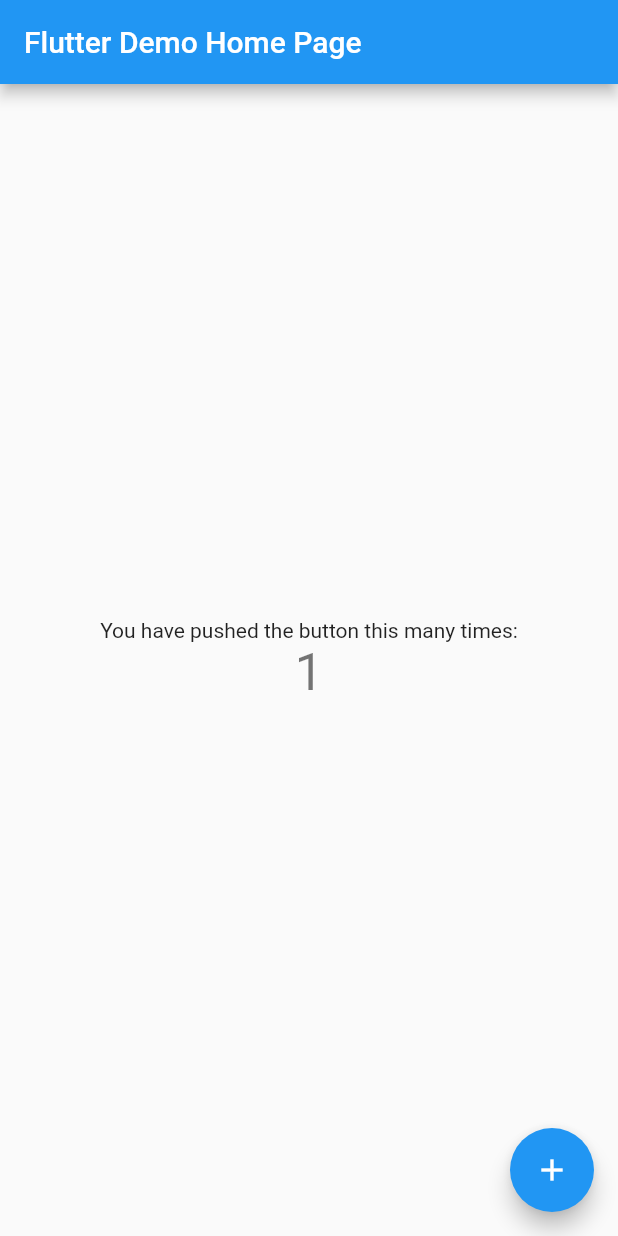
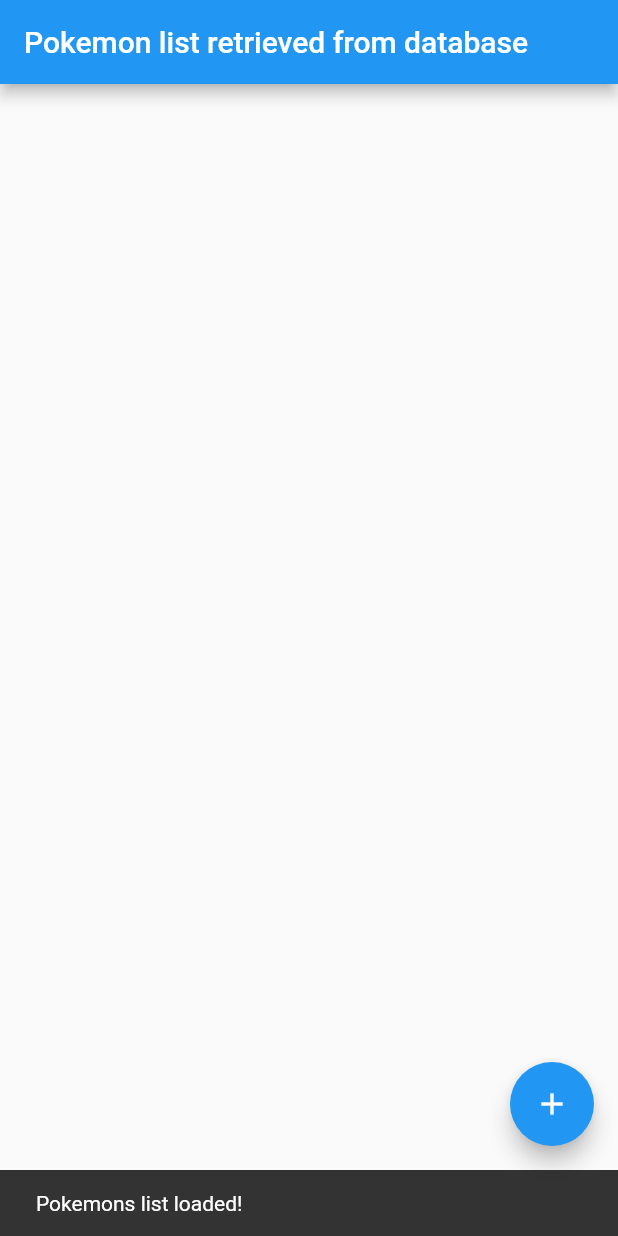
Before and after one commit to teoColomberotto/MA_AdvMoApp, a Flutter app: the MyHomePage screen opened directly, after a tap on the "add" icon, on a phone screen of 412 x 824 dp. Run offline on Flutter 3.47's test engine with Material 2 defaults, Android fonts, the phone set to English and light mode, and no system bars; our stand-ins replace bloc, cloud_firestore, equatable, firebase_core, flutter_bloc; accounts and stored records are empty.

Commit message:
retireve test pokemon list

```diff
--- a/quiz_app/lib/app.dart
+++ b/quiz_app/lib/app.dart
@@ -1,4 +1,6 @@
 import 'package:flutter/material.dart';
+
+import 'features/home/views/home_screen.dart';
 
 class MyApp extends StatelessWidget {
   const MyApp({super.key});
@@ -20,92 +22,7 @@ class MyApp extends StatelessWidget {
         // is not restarted.
         primarySwatch: Colors.blue,
       ),
-      home: const MyHomePage(title: 'Flutter Demo Home Page'),
+      home: const MyHomePage(title: 'Pokemon list retrieved from database'),
     );
   }
 }
-
-class MyHomePage extends StatefulWidget {
-  const MyHomePage({super.key, required this.title});
-
-  // This widget is the home page of your application. It is stateful, meaning
-  // that it has a State object (defined below) that contains fields that affect
-  // how it looks.
-
-  // This class is the configuration for the state. It holds the values (in this
-  // case the title) provided by the parent (in this case the App widget) and
-  // used by the build method of the State. Fields in a Widget subclass are
-  // always marked "final".
-
-  final String title;
-
-  @override
-  State<MyHomePage> createState() => _MyHomePageState();
-}
-
-class _MyHomePageState extends State<MyHomePage> {
-  int _counter = 0;
-
-  void _incrementCounter() {
-    setState(() {
-      // This call to setState tells the Flutter framework that something has
-      // changed in this State, which causes it to rerun the build method below
-      // so that the display can reflect the updated values. If we changed
-      // _counter without calling setState(), then the build method would not be
-      // called again, and so nothing would appear to happen.
-      _counter++;
-    });
-  }
-
-  @override
-  Widget build(BuildContext context) {
-    // This method is rerun every time setState is called, for instance as done
-    // by the _incrementCounter method above.
-    //
-    // The Flutter framework has been optimized to make rerunning build methods
-    // fast, so that you can just rebuild anything that needs updating rather
-    // than having to individually change instances of widgets.
-    return Scaffold(
-      appBar: AppBar(
-        // Here we take the value from the MyHomePage object that was created by
-        // the App.build method, and use it to set our appbar title.
-        title: Text(widget.title),
-      ),
-      body: Center(
-        // Center is a layout widget. It takes a single child and positions it
-        // in the middle of the parent.
-        child: Column(
-          // Column is also a layout widget. It takes a list of children and
-          // arranges them vertically. By default, it sizes itself to fit its
-          // children horizontally, and tries to be as tall as its parent.
-          //
-          // Invoke "debug painting" (press "p" in the console, choose the
-          // "Toggle Debug Paint" action from the Flutter Inspector in Android
-          // Studio, or the "Toggle Debug Paint" command in Visual Studio Code)
-          // to see the wireframe for each widget.
-          //
-          // Column has various properties to control how it sizes itself and
-          // how it positions its children. Here we use mainAxisAlignment to
-          // center the children vertically; the main axis here is the vertical
-          // axis because Columns are vertical (the cross axis would be
-          // horizontal).
-          mainAxisAlignment: MainAxisAlignment.center,
-          children: <Widget>[
-            const Text(
-              'You have pushed the button this many times:',
-            ),
-            Text(
-              '$_counter',
-              style: Theme.of(context).textTheme.headlineMedium,
-            ),
-          ],
-        ),
-      ),
-      floatingActionButton: FloatingActionButton(
-        onPressed: _incrementCounter,
-        tooltip: 'Increment',
-        child: const Icon(Icons.add),
-      ), // This trailing comma makes auto-formatting nicer for build methods.
-    );
-  }
-}
--- a/quiz_app/lib/features/database/bloc/database_bloc.dart
+++ b/quiz_app/lib/features/database/bloc/database_bloc.dart
@@ -1,6 +1,7 @@
 import 'package:bloc/bloc.dart';
 import 'package:equatable/equatable.dart';
 
+import '../models/pokemon_model.dart';
 import '../repository/database_repository.dart';
 
 part 'database_event.dart';
@@ -9,8 +10,18 @@ part 'database_state.dart';
 class DatabaseBloc extends Bloc<DatabaseEvent, DatabaseState> {
   final DatabaseRepository _databaseRepository;
   DatabaseBloc(this._databaseRepository) : super(DatabaseInitial()) {
-    on<DatabaseEvent>((event, emit) {
-      // TODO: implement event handler
+    on<DatabaseEvent>((event, emit) async {
+      if (event is DatabaseGetPokemonsList) {
+        emit(const DatabaseLoading(message: 'Loading pokemons...'));
+
+        try {
+          List<Pokemon> pokemonList =
+              await _databaseRepository.getPokemonsList(limit: event.limit);
+          emit(DatabasePokemonsListLoaded(pokemons: pokemonList));
+        } catch (e) {
+          emit(DatabaseError());
+        }
+      }
     });
   }
 }
--- a/quiz_app/lib/features/database/bloc/database_event.dart
+++ b/quiz_app/lib/features/database/bloc/database_event.dart
@@ -6,3 +6,12 @@ abstract class DatabaseEvent extends Equatable {
   @override
   List<Object> get props => [];
 }
+
+class DatabaseGetPokemonsList extends DatabaseEvent {
+  final int limit;
+
+  const DatabaseGetPokemonsList({required this.limit});
+
+  @override
+  List<Object> get props => [limit];
+}
--- a/quiz_app/lib/features/database/bloc/database_state.dart
+++ b/quiz_app/lib/features/database/bloc/database_state.dart
@@ -8,3 +8,26 @@ abstract class DatabaseState extends Equatable {
 }
 
 class DatabaseInitial extends DatabaseState {}
+
+class DatabaseLoading extends DatabaseState {
+  final String message;
+
+  const DatabaseLoading({required this.message});
+
+  @override
+  List<Object> get props => [message];
+}
+
+class DatabaseError extends DatabaseState {
+  @override
+  List<Object> get props => [];
+}
+
+class DatabasePokemonsListLoaded extends DatabaseState {
+  final List<Pokemon> pokemons;
+
+  const DatabasePokemonsListLoaded({required this.pokemons});
+
+  @override
+  List<Object> get props => [pokemons];
+}
--- a/quiz_app/lib/features/database/models/pokemon_model.dart
+++ b/quiz_app/lib/features/database/models/pokemon_model.dart
@@ -1,3 +1,4 @@
+import 'package:cloud_firestore/cloud_firestore.dart';
 import 'package:equatable/equatable.dart';
 import 'package:flutter/material.dart';
 
@@ -15,12 +16,13 @@ class Pokemon extends Equatable {
   final int pokedexId;
   final Map answers;
 
-  factory Pokemon.fromJson(Map<String, dynamic> json) {
+  factory Pokemon.fromDocumentSnapshot(
+      DocumentSnapshot<Map<String, dynamic>> doc) {
     return Pokemon(
-      name: json['name'],
-      image: json['image'],
-      pokedexId: json['pokedexId'],
-      answers: json['answers'],
+      name: doc.data()!['name'],
+      image: doc.data()!['image'],
+      pokedexId: doc.data()!['pokedex_id'],
+      answers: doc.data()!['answers'],
     );
   }
 
--- a/quiz_app/lib/features/database/repository/database_repository.dart
+++ b/quiz_app/lib/features/database/repository/database_repository.dart
@@ -1,7 +1,16 @@
+import '../models/pokemon_model.dart';
 import '../service/database_service.dart';
 
 class DatabaseRepositoryImpl implements DatabaseRepository {
   DatabaseService service = DatabaseService();
+
+  @override
+  Future<List<Pokemon>> getPokemonsList({int limit = 151}) async {
+    List<Pokemon> pokemonList = await service.retrievePokemonList(limit);
+    return pokemonList;
+  }
 }
 
-abstract class DatabaseRepository {}
+abstract class DatabaseRepository {
+  Future<List<Pokemon>> getPokemonsList({int limit});
+}
--- a/quiz_app/lib/features/database/service/database_service.dart
+++ b/quiz_app/lib/features/database/service/database_service.dart
@@ -1,5 +1,21 @@
 import 'package:cloud_firestore/cloud_firestore.dart';
+
+import '../models/pokemon_model.dart';
 
 class DatabaseService {
   final FirebaseFirestore _db = FirebaseFirestore.instance;
+
+  Future<List<Pokemon>> retrievePokemonList(int listLength) async {
+    QuerySnapshot<Map<String, dynamic>> snapshot = await _db
+        .collection('pokemon')
+        .orderBy('pokedex_id')
+        .limit(listLength)
+        .get()
+        .catchError((e) => print("database service error: " + e));
+
+    List<Pokemon> pokemonsList = snapshot.docs
+        .map((docSnapshot) => Pokemon.fromDocumentSnapshot(docSnapshot))
+        .toList();
+    return pokemonsList;
+  }
 }
--- /dev/null
+++ b/quiz_app/lib/features/home/views/home_screen.dart
@@ -0,0 +1,53 @@
+import 'package:flutter/material.dart';
+import 'package:flutter_bloc/flutter_bloc.dart';
+
+import '../../database/bloc/database_bloc.dart';
+
+class MyHomePage extends StatelessWidget {
+  const MyHomePage({super.key, required this.title});
+  final String title;
+  static List<String> pokemons = [];
+
+  @override
+  Widget build(BuildContext context) {
+    return BlocConsumer<DatabaseBloc, DatabaseState>(
+      listener: (context, state) {
+        if (state is DatabasePokemonsListLoaded) {
+          pokemons = state.pokemons.map((e) => e.name).toList();
+          ScaffoldMessenger.of(context).showSnackBar(
+              const SnackBar(content: Text('Pokemons list loaded!')));
+        } else if (state is DatabaseInitial) {
+          context
+              .read<DatabaseBloc>()
+              .add(const DatabaseGetPokemonsList(limit: 15));
+        }
+      },
+      builder: (context, state) {
+        return Scaffold(
+          appBar: AppBar(
+            title: Text(title),
+          ),
+          body: Center(
+            child: ListView.builder(
+                padding: const EdgeInsets.all(8),
+                itemCount: pokemons.length,
+                itemBuilder: (BuildContext context, int index) {
+                  return Container(
+                    height: 50,
+                    color: Colors.lightBlue,
+                    child: Center(child: Text(pokemons[index])),
+                  );
+                }),
+          ),
+          floatingActionButton: FloatingActionButton(
+            onPressed: () => context
+                .read<DatabaseBloc>()
+                .add(const DatabaseGetPokemonsList(limit: 10)),
+            tooltip: 'Get pokemon list for testing',
+            child: const Icon(Icons.add),
+          ),
+        );
+      },
+    );
+  }
+}
```
Also changed, not shown: 1 other file.
